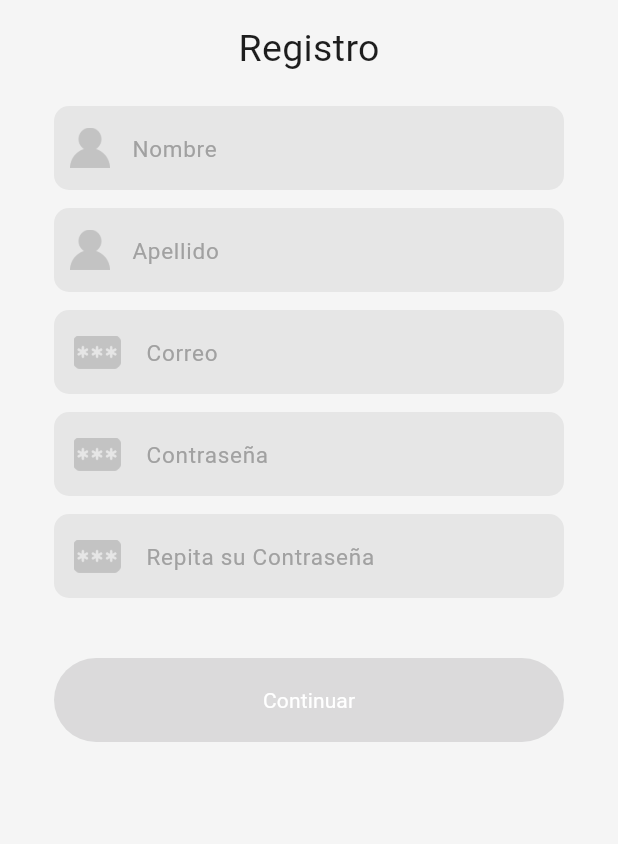
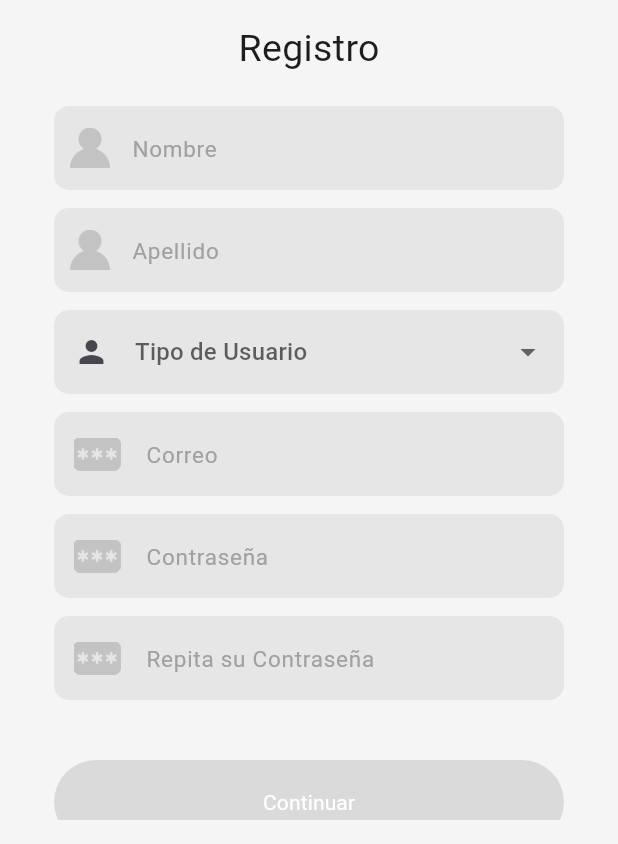
Before and after one commit to CC238-Grupo2-WX61-Apps-Moviles/Room-Rest-Frontend, a Flutter app: the SingInScreen screen opened directly, on a phone screen of 412 x 824 dp, the part 392-1236 px from its top. Run offline on Flutter 3.47's test engine with Material 3 defaults, Android fonts, the phone set to English and light mode, and no system bars; our stand-ins replace fluttertoast.

Commit message:
fix: register role, encode utf8, account screen

```diff
--- a/lib/screens/account.dart
+++ b/lib/screens/account.dart
@@ -103,7 +103,7 @@ class _AccountScreenState extends State<AccountScreen> {
           children: [
             Center(
               child: Text(
-                'Hola ${userData['name']}',
+                'Hola ${userData['name']} (${userData['type']})',
                 style: const TextStyle(
                   fontSize: 20.0,
                   fontWeight: FontWeight.bold,
--- a/lib/screens/singin.dart
+++ b/lib/screens/singin.dart
@@ -14,14 +14,19 @@ class _SingInScreenState extends State<SingInScreen> {
   final TextEditingController surnameController = TextEditingController();
   final TextEditingController emailController = TextEditingController();
   final TextEditingController passwordController = TextEditingController();
+  final TextEditingController typeController = TextEditingController();
+
   bool isButtonEnabled = false;
+
+  List<String> userType = ['Vendedor', 'Fanático'];
 
   void _updateButtonState() {
     setState(() {
       isButtonEnabled = nameController.text.isNotEmpty &&
           surnameController.text.isNotEmpty &&
           emailController.text.isNotEmpty &&
-          passwordController.text.isNotEmpty;
+          passwordController.text.isNotEmpty &&
+          typeController.text.isNotEmpty;
     });
   }
 
@@ -32,6 +37,7 @@ class _SingInScreenState extends State<SingInScreen> {
     surnameController.addListener(_updateButtonState);
     emailController.addListener(_updateButtonState);
     passwordController.addListener(_updateButtonState);
+    typeController.addListener(_updateButtonState);
   }
 
   @override
@@ -40,6 +46,7 @@ class _SingInScreenState extends State<SingInScreen> {
     surnameController.dispose();
     emailController.dispose();
     passwordController.dispose();
+    typeController.dispose();
     super.dispose();
   }
 
@@ -179,6 +186,49 @@ class _SingInScreenState extends State<SingInScreen> {
                                   ),
                                 ),
                                 const SizedBox(height: 12.0),
+                                DropdownButtonFormField<String>(
+                                  value: typeController.text.isEmpty ? null : typeController.text,
+                                  decoration: const InputDecoration(
+                                    hintText: 'Tipo de Usuario',
+                                    hintStyle: TextStyle(
+                                      color: Color(0xFFA1A1A1),
+                                      fontSize: 15,
+                                      fontFamily: 'Roboto',
+                                      fontWeight: FontWeight.w400,
+                                      height: 0.07,
+                                      letterSpacing: 0.50,
+                                    ),
+                                    focusedBorder: OutlineInputBorder(
+                                      borderSide: BorderSide(
+                                          color: Color.fromARGB(0, 158, 158, 158)),
+                                      borderRadius: BorderRadius.all(Radius.circular(10)),
+                                    ),
+                                    enabledBorder: OutlineInputBorder(
+                                      borderSide: BorderSide(
+                                          color: Color.fromARGB(0, 158, 158, 158)),
+                                      borderRadius: BorderRadius.all(Radius.circular(10)),
+                                    ),
+                                    filled: true,
+                                    fillColor: customColor1,
+                                    prefixIcon: Padding(
+                                      padding: EdgeInsets.all(13.0),
+                                      child: Icon(Icons.person),
+                                    ),
+                                  ),
+                                  onChanged: (String? newValue) {
+                                    setState(() {
+                                      typeController.text = newValue!;
+                                    });
+                                  },
+                                  items: userType.map<DropdownMenuItem<String>>((String value) {
+                                    return DropdownMenuItem<String>(
+                                      value: value,
+                                      child: Text(value),
+                                    );
+                                  }).toList(),
+                                ),
+
+                                const SizedBox(height: 12.0),
                                 TextField(
                                   controller: emailController,
                                   decoration: InputDecoration(
@@ -305,8 +355,11 @@ class _SingInScreenState extends State<SingInScreen> {
                                             surnameController:
                                                 surnameController,
                                             emailController: emailController,
+
                                             passwordController:
                                                 passwordController,
+                                            typeController: typeController,
+
                                           ),
                                         ),
                                       );
--- a/lib/screens/singin2.dart
+++ b/lib/screens/singin2.dart
@@ -10,6 +10,8 @@ class SingIn2Screen extends StatefulWidget {
   final TextEditingController surnameController;
   final TextEditingController emailController;
   final TextEditingController passwordController;
+  final TextEditingController typeController;
+
 
   SingIn2Screen({
     Key? key,
@@ -17,6 +19,8 @@ class SingIn2Screen extends StatefulWidget {
     required this.surnameController,
     required this.emailController,
     required this.passwordController,
+    required this.typeController,
+
   }) : super(key: key);
 
   final TextEditingController phoneController = TextEditingController();
@@ -275,6 +279,7 @@ class _SingIn2ScreenState extends State<SingIn2Screen> {
                                                 await AuthService.register(
                                               widget.nameController.text,
                                               widget.surnameController.text,
+                                              widget.typeController.text,
                                               widget.emailController.text,
                                               widget.passwordController.text,
                                               widget.phoneController.text,
--- a/lib/services/cart_service.dart
+++ b/lib/services/cart_service.dart
@@ -4,7 +4,7 @@ import 'package:http/http.dart' as http;
 import '../screens/cart_model.dart';
 
 class CartService {
-  final String baseUrl = 'https://api-akira.antarticdonkeys.com/cart';
+  final String baseUrl = 'https://akira-api-vidqtyxpba-uc.a.run.app/cart';
 
   Future<void> addToCart(CartItem item) async {
     final url = Uri.parse(baseUrl);
--- a/lib/services/product_service.dart
+++ b/lib/services/product_service.dart
@@ -4,7 +4,7 @@ import 'package:http/http.dart' as http;
 
 class ProductService {
 
-    final String baseUrl = 'https://api-akira.antarticdonkeys.com/products';
+    final String baseUrl = 'https://akira-api-vidqtyxpba-uc.a.run.app/products';
 
     Future<List<Product>> fetchProducts() async {
         final response = await http.get(Uri.parse(baseUrl));
```
Also changed, not shown: lib/services/auth_service.dart (+5 -4 lines), lib/services/shipping_service.dart (+6 -6 lines), lib/services/user_service.dart (+5 -4 lines).
